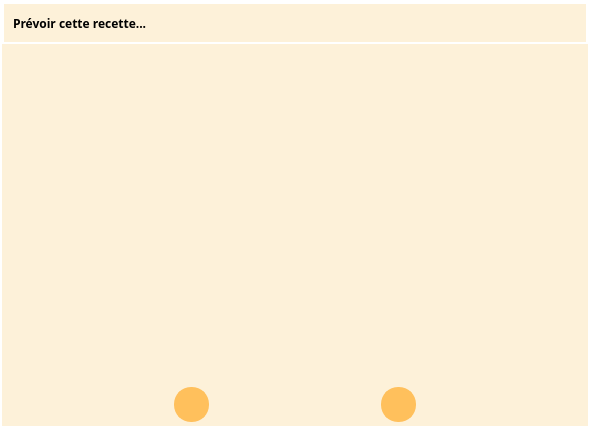
Before: the Qt Designer form UI/right_click_menu.ui in juvarlet/a_table, drawn with Qt 5.
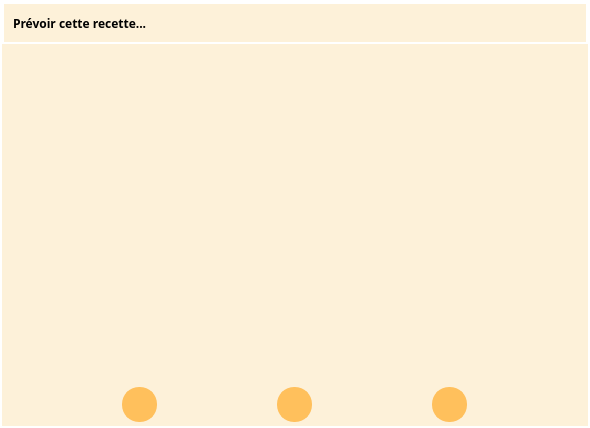
After: the same form once the commit is applied. Icons and pictures are not drawn.

Commit message: update recipe list add menu

Diff of the .ui file:
```diff
--- a/UI/right_click_menu.ui
+++ b/UI/right_click_menu.ui
@@ -260,7 +260,7 @@
            </property>
           </widget>
          </item>
-         <item row="0" column="1">
+         <item row="0" column="2">
           <widget class="QPushButton" name="pB_ok">
            <property name="maximumSize">
             <size>
@@ -286,6 +286,28 @@
            </property>
           </widget>
          </item>
+         <item row="0" column="1">
+          <widget class="QPushButton" name="pB_reset">
+           <property name="maximumSize">
+            <size>
+             <width>35</width>
+             <height>35</height>
+            </size>
+           </property>
+           <property name="toolTip">
+            <string>Revenir au menu initial</string>
+           </property>
+           <property name="text">
+            <string/>
+           </property>
+           <property name="iconSize">
+            <size>
+             <width>27</width>
+             <height>27</height>
+            </size>
+           </property>
+          </widget>
+         </item>
         </layout>
        </widget>
       </item>
```
The commit also changes 7 other files.
